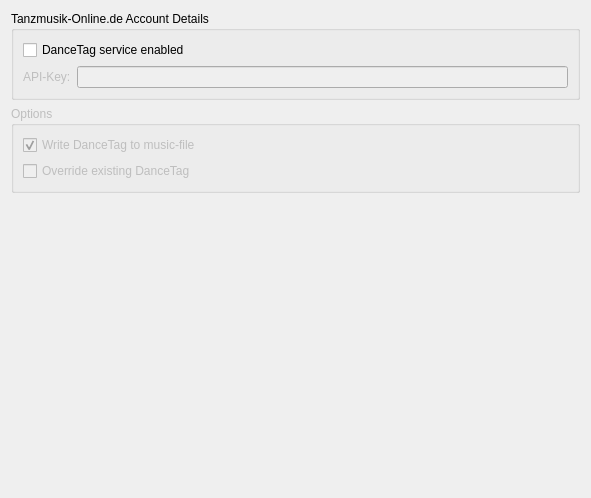
First picture: the form in src/internet/dancetagsettingspage.ui, repository ximion/Clementine-LibDanceTag, before the edit.
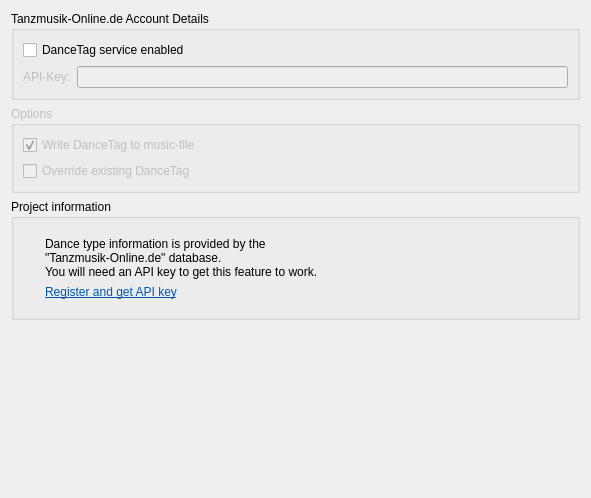
Second picture: the form after the edit.

Commit message: Use GCancellables & improve config UI

```diff
--- a/src/internet/dancetagsettingspage.ui
+++ b/src/internet/dancetagsettingspage.ui
@@ -47,7 +47,7 @@
           </widget>
          </item>
          <item row="1" column="0">
-          <widget class="QLabel" name="label">
+          <widget class="QLabel" name="key_label">
            <property name="enabled">
             <bool>false</bool>
            </property>
@@ -91,6 +91,67 @@
      </layout>
     </widget>
    </item>
+   <item>
+    <widget class="QGroupBox" name="groupBox_2">
+     <property name="title">
+      <string>Project information</string>
+     </property>
+     <layout class="QHBoxLayout" name="horizontalLayout">
+      <item>
+       <widget class="QLabel" name="tmo_image">
+        <property name="sizePolicy">
+         <sizepolicy hsizetype="Minimum" vsizetype="Preferred">
+          <horstretch>0</horstretch>
+          <verstretch>0</verstretch>
+         </sizepolicy>
+        </property>
+        <property name="text">
+         <string/>
+        </property>
+       </widget>
+      </item>
+      <item>
+       <widget class="QWidget" name="widget" native="true">
+        <layout class="QVBoxLayout" name="verticalLayout_3">
+         <item>
+          <widget class="QLabel" name="label">
+           <property name="text">
+            <string>Dance type information is provided by the
+&quot;Tanzmusik-Online.de&quot; database.
+You will need an API key to get this feature to work.</string>
+           </property>
+          </widget>
+         </item>
+         <item>
+          <widget class="QLabel" name="label_2">
+           <property name="text">
+            <string>&lt;!DOCTYPE HTML PUBLIC &quot;-//W3C//DTD HTML 4.0//EN&quot; &quot;http://www.w3.org/TR/REC-html40/strict.dtd&quot;&gt;
+&lt;html&gt;&lt;head&gt;&lt;meta name=&quot;qrichtext&quot; content=&quot;1&quot; /&gt;&lt;style type=&quot;text/css&quot;&gt;
+p, li { white-space: pre-wrap; }
+&lt;/style&gt;&lt;/head&gt;&lt;body style=&quot; font-family:'Ubuntu'; font-size:9pt; font-weight:400; font-style:normal;&quot;&gt;
+&lt;p style=&quot; margin-top:0px; margin-bottom:0px; margin-left:0px; margin-right:0px; -qt-block-indent:0; text-indent:0px;&quot;&gt;&lt;a href=&quot;https://www.tanzmusik-online.de/registrieren&quot;&gt;&lt;span style=&quot; text-decoration: underline; color:#0057ae;&quot;&gt;Register and get API key&lt;/span&gt;&lt;/a&gt;&lt;/p&gt;&lt;/body&gt;&lt;/html&gt;</string>
+           </property>
+          </widget>
+         </item>
+        </layout>
+       </widget>
+      </item>
+      <item>
+       <spacer name="horizontalSpacer">
+        <property name="orientation">
+         <enum>Qt::Horizontal</enum>
+        </property>
+        <property name="sizeHint" stdset="0">
+         <size>
+          <width>40</width>
+          <height>20</height>
+         </size>
+        </property>
+       </spacer>
+      </item>
+     </layout>
+    </widget>
+   </item>
    <item>
     <spacer name="verticalSpacer">
      <property name="orientation">
```
Left out of the diff: 46 changed lines with no effect on the pictures. The commit also changes 5 other files.
